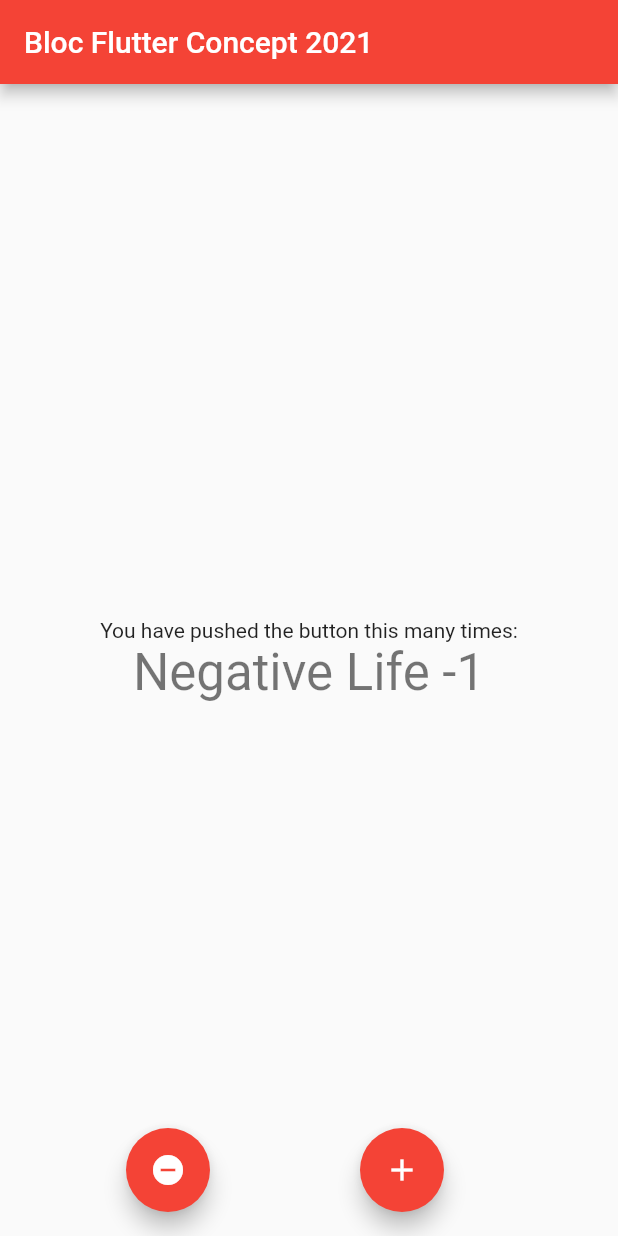
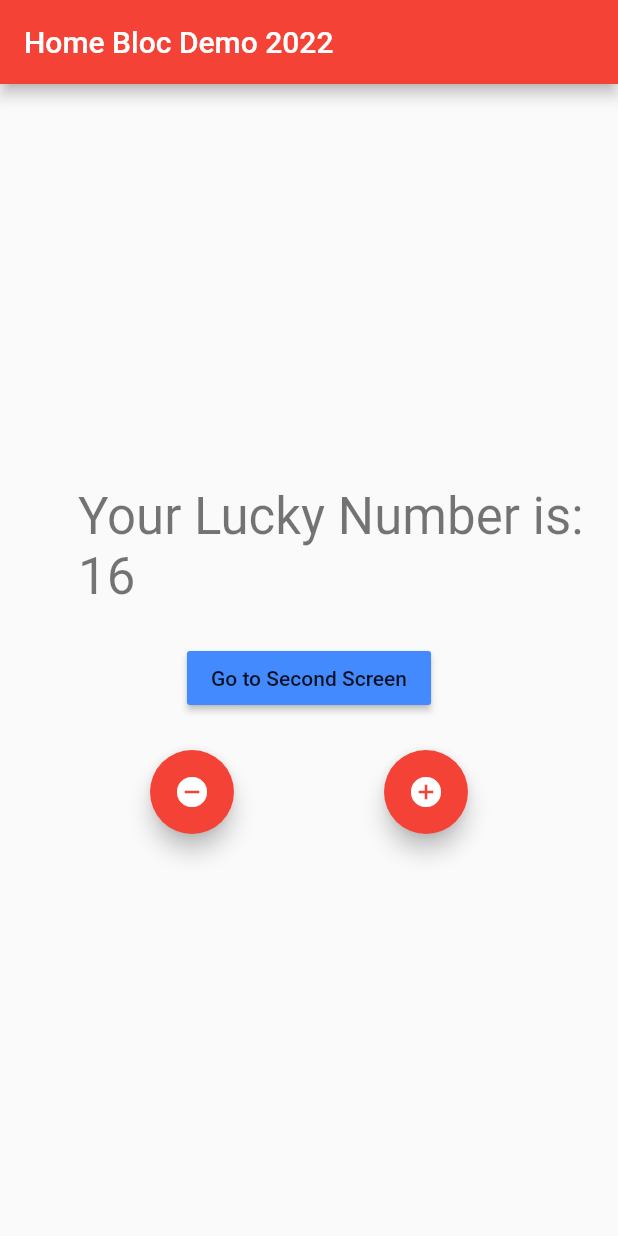
Before and after one commit to TrophyDevelopersUganda/testing_bloc, a Flutter app: the screen it shows after launch, after a tap on the "remove circle" icon, on a phone screen of 412 x 824 dp. Run offline on Flutter 3.47's test engine with Material 2 defaults, Android fonts, the phone set to English and light mode, and no system bars; our stand-ins replace bloc, equatable, flutter_bloc.

Commit message:
Named Route Navigation After Anonymous

```diff
--- /dev/null
+++ b/lib/business_logic/cubit_bloc/counter_cubit.dart
@@ -0,0 +1,21 @@
+import 'dart:math';
+
+import 'package:bloc/bloc.dart';
+import 'package:equatable/equatable.dart';
+
+part 'counter_state.dart';
+
+int max = 100;
+int randomNumber = Random().nextInt(max);
+
+class CounterCubit extends Cubit<CounterState> {
+  CounterCubit()
+      : super(CounterState(
+          counterValue: randomNumber,
+          wasChanged: false,
+        ));
+  void increment() => emit(
+      (CounterState(counterValue: state.counterValue + 4, wasChanged: true)));
+  void decrement() => emit(
+      (CounterState(counterValue: state.counterValue - 4, wasChanged: false)));
+}
--- /dev/null
+++ b/lib/business_logic/cubit_bloc/counter_state.dart
@@ -0,0 +1,11 @@
+part of 'counter_cubit.dart';
+
+class CounterState extends Equatable {
+  final int counterValue;
+  final bool wasChanged;
+  const CounterState({required this.counterValue, required this.wasChanged});
+
+  @override
+  // TO DO: implement props
+  List<Object?> get props => [counterValue, wasChanged];
+}
--- a/lib/cubit_bloc/counter_cubit.dart
+++ /dev/null
@@ -1,15 +0,0 @@
-import 'package:bloc/bloc.dart';
-
-part 'counter_state.dart';
-
-class CounterCubit extends Cubit<CounterState> {
-  CounterCubit()
-      : super(CounterState(
-          counterValue: 0,
-          wasChanged: false,
-        ));
-  void increment() => emit(
-      (CounterState(counterValue: state.counterValue + 1, wasChanged: true)));
-  void decrement() => emit(
-      (CounterState(counterValue: state.counterValue - 1, wasChanged: false)));
-}
--- a/lib/cubit_bloc/counter_state.dart
+++ /dev/null
@@ -1,7 +0,0 @@
-part of 'counter_cubit.dart';
-
-class CounterState {
-  int counterValue;
-  bool wasChanged;
-  CounterState({required this.counterValue, required this.wasChanged});
-}
--- a/lib/cubit_bloc/homepage.dart
+++ /dev/null
@@ -1,89 +0,0 @@
-import 'package:flutter/material.dart';
-import 'package:flutter_bloc/flutter_bloc.dart';
-
-import 'counter_cubit.dart';
-
-class MyHomePage extends StatefulWidget {
-  const MyHomePage({Key? key, required this.title}) : super(key: key);
-
-  final String title;
-
-  @override
-  State<MyHomePage> createState() => _MyHomePageState();
-}
-
-class _MyHomePageState extends State<MyHomePage> {
-  @override
-  Widget build(BuildContext context) {
-    return Scaffold(
-      appBar: AppBar(
-        title: Text(widget.title),
-      ),
-      body: Center(
-        child: Column(
-          mainAxisAlignment: MainAxisAlignment.center,
-          children: <Widget>[
-            const Text(
-              'You have pushed the button this many times:',
-            ),
-            BlocConsumer<CounterCubit, CounterState>(
-              builder: (context, state) {
-                if (state.counterValue < 0) {
-                  return Text(
-                    'Negative Life ' + state.counterValue.toString(),
-                    style: Theme.of(context).textTheme.headline4,
-                  );
-                } else if (state.counterValue % 2 == 0) {
-                  return Text(
-                    ' Magic ' + state.counterValue.toString(),
-                    style: Theme.of(context).textTheme.headline4,
-                  );
-                }
-                return Text(
-                  state.counterValue.toString(),
-                  style: Theme.of(context).textTheme.headline4,
-                );
-              },
-              listener: (context, state) {
-                if (state.wasChanged == true) {
-                  ScaffoldMessenger.of(context).showSnackBar(
-                    const SnackBar(
-                        content: Text('Yes, You Added +1'),
-                        duration: Duration(milliseconds: 300)),
-                  );
-                } else if (state.wasChanged == false) {
-                  ScaffoldMessenger.of(context).showSnackBar(const SnackBar(
-                    content: Text('Yes, You '
-                        'Subtracted -1'),
-                    duration: Duration(milliseconds: 300),
-                  ));
-                }
-              },
-            ),
-          ],
-        ),
-      ),
-      floatingActionButton: Row(
-        mainAxisAlignment: MainAxisAlignment.spaceEvenly,
-        children: [
-          FloatingActionButton(
-            onPressed: () {
-              BlocProvider.of<CounterCubit>(context).decrement();
-            },
-            tooltip: 'Increment',
-            child: const Icon(Icons.remove_circle),
-          ),
-          FloatingActionButton(
-            onPressed: () {
-              BlocProvider.of<CounterCubit>(context).increment();
-            },
-
-            //,context.bloc<CounterCubit>().decrement();
-            tooltip: 'Increment',
-            child: const Icon(Icons.add),
-          ),
-        ],
-      ),
-    );
-  }
-}
--- a/lib/main.dart
+++ b/lib/main.dart
@@ -1,19 +1,36 @@
+import 'package:flutter/foundation.dart';
 import 'package:flutter/material.dart';
 import 'package:flutter_bloc/flutter_bloc.dart';
+import 'package:testing_bloc_concept/screens/second_screen.dart';
+import 'package:testing_bloc_concept/screens/third_screen.dart';
 
-import 'cubit_bloc/counter_cubit.dart';
-import 'cubit_bloc/homepage.dart';
+import 'business_logic/cubit_bloc/counter_cubit.dart';
+import 'screens/home_screen.dart';
 
 void main() {
+  const counterState1 = CounterState(counterValue: 4, wasChanged: true);
+  const counterState2 = CounterState(counterValue: 4, wasChanged: true);
+  //! THIS SHOULD RETURN TRUE
+  if (kDebugMode) {
+    print(counterState1 == counterState2);
+  }
   runApp(const MyApp());
 }
 
-class MyApp extends StatelessWidget {
+class MyApp extends StatefulWidget {
   const MyApp({Key? key}) : super(key: key);
 
   @override
+  State<MyApp> createState() => _MyAppState();
+}
+
+class _MyAppState extends State<MyApp> {
+  final CounterCubit _counterCubit = CounterCubit();
+
+  // const MyApp({Key? key}) : super(key: key);
+  @override
   Widget build(BuildContext context) {
-    return BlocProvider(
+    return BlocProvider<CounterCubit>(
       create: (context) => CounterCubit(),
       child: MaterialApp(
         debugShowCheckedModeBanner: false,
@@ -21,8 +38,41 @@ class MyApp extends StatelessWidget {
         theme: ThemeData(
           primarySwatch: Colors.red,
         ),
-        home: const MyHomePage(title: 'Bloc Flutter Concept 2021'),
+        // home: BlocProvider<CounterCubit>(
+        //   create: (context) => CounterCubit(),
+        //   child: const HomeScreen(
+        //       title: 'TD Bloc Demo 2021', color: Colors.redAccent),
+        // ),
+        routes: {
+          '/': (context) => BlocProvider.value(
+                value: _counterCubit,
+                child: const HomeScreen(
+                  title: 'Home Bloc Demo 2022',
+                  color: Colors.blueAccent,
+                ),
+              ),
+          '/second': (context) => BlocProvider.value(
+                value: _counterCubit,
+                child: const SecondScreen(
+                  color: Colors.purpleAccent,
+                  title: 'Second',
+                ),
+              ),
+          '/third': (context) => BlocProvider.value(
+                value: _counterCubit,
+                child: const ThirdScreen(
+                  color: Colors.greenAccent,
+                  title: 'Third',
+                ),
+              )
+        },
       ),
     );
   }
+
+  @override
+  void dispose() {
+    _counterCubit.close();
+    super.dispose();
+  }
 }
--- /dev/null
+++ b/lib/screens/home_screen.dart
@@ -0,0 +1,146 @@
+import 'package:flutter/material.dart';
+import 'package:flutter_bloc/flutter_bloc.dart';
+
+import '../business_logic/cubit_bloc/counter_cubit.dart';
+
+class HomeScreen extends StatefulWidget {
+  final Color color;
+
+  const HomeScreen({Key? key, required this.title, required this.color})
+      : super(key: key);
+
+  final String title;
+
+  @override
+  State<HomeScreen> createState() => _HomeScreenState();
+}
+
+class _HomeScreenState extends State<HomeScreen> {
+  @override
+  Widget build(BuildContext context) {
+    return Scaffold(
+      appBar: AppBar(
+        title: Text(
+          widget.title,
+        ),
+      ),
+      body: Center(
+        child: Column(
+          mainAxisAlignment: MainAxisAlignment.center,
+          children: <Widget>[
+            BlocConsumer<CounterCubit, CounterState>(
+              builder: (context, state) {
+                if (state.counterValue < 4) {
+                  return Text(
+                    'Negative Life ' + state.counterValue.toString(),
+                    style: Theme.of(context).textTheme.headline4,
+                  );
+                } else if (state.counterValue == state.counterValue) {
+                  return Padding(
+                    padding: const EdgeInsets.only(left: 52.0),
+                    child: Text(
+                      'Your Lucky Number is: ' + state.counterValue.toString(),
+                      style: Theme.of(context).textTheme.headline4,
+                    ),
+                  );
+                } else if (state.counterValue % randomNumber == 0) {
+                  return Text(
+                    'Price your products in Even Numbers for quick Sales: ' +
+                        state.counterValue.toString(),
+                    style: Theme.of(context).textTheme.headline4,
+                  );
+                }
+                return Text(
+                  state.counterValue.toString(),
+                  style: Theme.of(context).textTheme.headline4,
+                );
+              },
+              listener: (context, state) {
+                if (state.wasChanged == true) {
+                  ScaffoldMessenger.of(context).showSnackBar(
+                    const SnackBar(
+                        content: Text('Yes, You Added 4'),
+                        duration: Duration(milliseconds: 300)),
+                  );
+                } else if (state.wasChanged == false) {
+                  ScaffoldMessenger.of(context).showSnackBar(const SnackBar(
+                    content: Text('Yes, You '
+                        'Subtracted 4'),
+                    duration: Duration(milliseconds: 300),
+                  ));
+                }
+              },
+            ),
+            const SizedBox(
+              height: 24,
+            ),
+            MaterialButton(
+              color: widget.color,
+              onPressed: () {
+                Navigator.of(context).pushNamed('/second'
+                    // MaterialPageRoute(
+                    // builder: (_) => BlocProvider.value(
+                    //   value: BlocProvider.of<CounterCubit>(context),
+                    //   child: const SecondScreen(
+                    //       title: 'Second Screen', color: Colors.deepPurple),
+                    // )
+                    // )
+                    );
+              },
+              child: const Text('Go to Second Screen'),
+            ),
+            const SizedBox(
+              height: 24,
+            ),
+            Row(
+              mainAxisAlignment: MainAxisAlignment.spaceEvenly,
+              children: [
+                FloatingActionButton(
+                  heroTag: Text('${widget.title} #1'),
+                  onPressed: () {
+                    BlocProvider.of<CounterCubit>(context).decrement();
+                    // context.bloc<CounterCubit>().decrement();
+                  },
+                  tooltip: 'Decrement',
+                  child: const Icon(Icons.remove_circle),
+                ),
+                FloatingActionButton(
+                  // heroTag: Text('${widget.title} #2'),
+                  onPressed: () {
+                    // BlocProvider.of<CounterCubit>(context).increment();
+                    BlocProvider.of<CounterCubit>(context).increment();
+                  },
+                  tooltip: 'Increment',
+                  child: const Icon(Icons.add_circle),
+                ),
+              ],
+            ),
+          ],
+        ),
+      ),
+      // floatingActionButton: Row(
+      //   mainAxisAlignment: MainAxisAlignment.spaceEvenly,
+      //   children: [
+      //     FloatingActionButton(
+      //       heroTag: Text('${widget.title} #1'),
+      //       onPressed: () {
+      //         BlocProvider.of<CounterCubit>(context).decrement();
+      //       },
+      //       tooltip: 'Increment',
+      //       child: const Icon(Icons.remove_circle),
+      //     ),
+      //     FloatingActionButton(
+      //       heroTag: Text('${widget.title} #2'),
+      //       onPressed: () {
+      //         BlocProvider.of<CounterCubit>(context).increment();
+      //       },
+      //
+      //       //,context.bloc<CounterCubit>().decrement();
+      //       tooltip: 'Increment',
+      //       child: const Icon(Icons.add_circle),
+      //     ),
+      //   ],
+      // ),
+    );
+  }
+}
--- a/pubspec.yaml
+++ b/pubspec.yaml
@@ -1,7 +1,7 @@
 name: testing_bloc_concept
 description: Business Logic Concept in Our Mobile Application Development in Uganda
 
-publish_to: 'none' # Remove this line if you wish to publish to pub.dev
+publish_to: 'none' # Remove this line if you wish to publish to
 
 
 version: 1.0.0+1
@@ -10,14 +10,18 @@ environment:
   sdk: ">=2.15.1 <3.0.0"
 
 dependencies:
+  bloc_test: ^9.0.1
+  equatable: ^2.0.3
   flutter:
     sdk: flutter
   #  cupertino_icons: ^1.0.2
   flutter_bloc: ^8.0.0
+
 dev_dependencies:
   flutter_test:
     sdk: flutter
 
   flutter_lints: ^1.0.0
+  test: ^1.17.12
 flutter:
   uses-material-design: true
```
Also changed, not shown: lib/screens/second_screen.dart (added, +128 -0 lines), lib/screens/third_screen.dart (added, +117 -0 lines), pubspec.lock, 2 other files.
